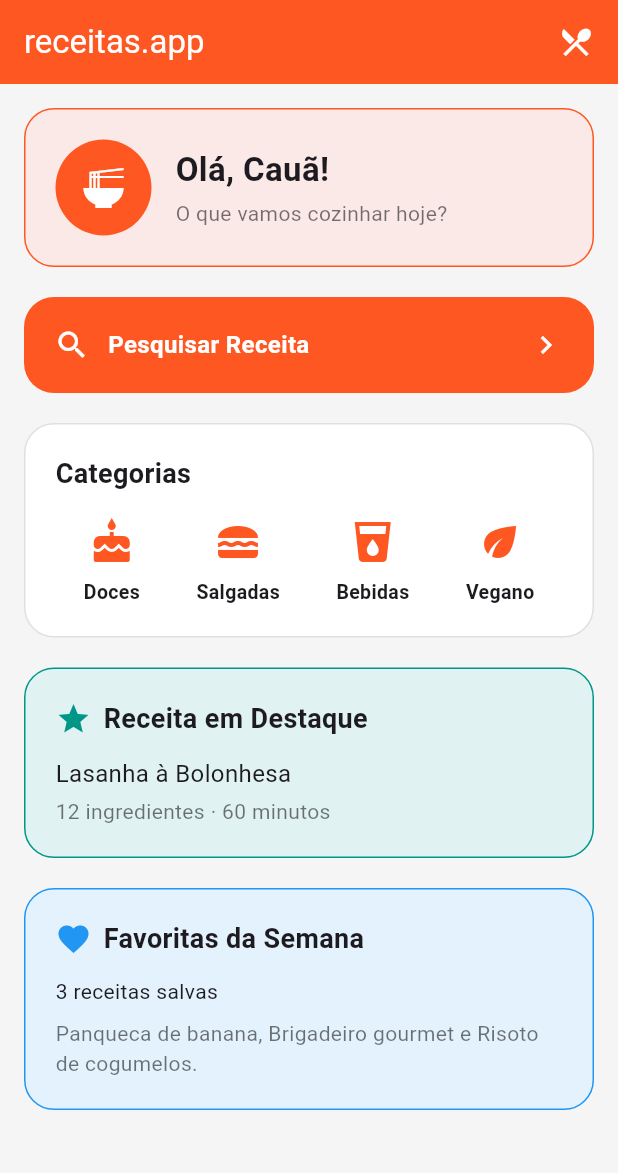
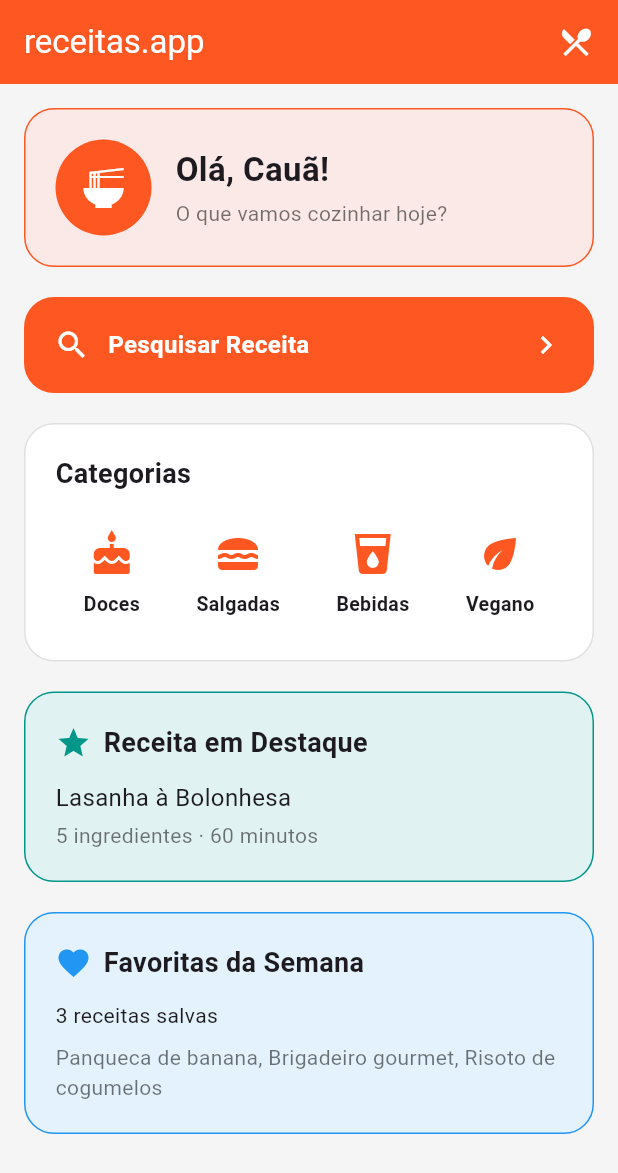
Before and after one commit to CauaACC/Desenvolvimento_Mobile_Flutter, a Flutter app: the screen it shows after launch, on a phone screen of 412 x 824 dp. Shown: the top 1173 px of the screen. Run offline on Flutter 3.47's test engine with Material 3 defaults, Android fonts, the phone set to English and light mode, and no system bars.

Commit message:
atividad_03: construção e navegação entre telas

```diff
--- a/lib/HomePage.dart
+++ b/lib/HomePage.dart
@@ -1,13 +1,16 @@
 // ignore_for_file: file_names, prefer_const_constructors, prefer_const_literals_to_create_immutables
 
 import 'package:flutter/material.dart';
-import 'package:fit_app/PesquisaReceita.dart';
+import 'package:fit_app/Receita.dart';
 
 class HomePage extends StatelessWidget {
   const HomePage({super.key});
 
   @override
   Widget build(BuildContext context) {
+    final destaque = receitas.firstWhere((r) => r.nome == "Lasanha à Bolonhesa");
+    final favoritas = receitas.where((r) => r.favorita).toList();
+
     return Scaffold(
       backgroundColor: Colors.grey.shade100,
       appBar: AppBar(
@@ -63,11 +66,7 @@ class HomePage extends StatelessWidget {
             const SizedBox(height: 20),
             InkWell(
               onTap: () {
-                Navigator.of(context).push(
-                  MaterialPageRoute(
-                    builder: (_) => const PesquisaReceita(),
-                  ),
-                );
+                Navigator.of(context).pushNamed("/pesquisa");
               },
               borderRadius: BorderRadius.circular(20),
               child: Container(
@@ -114,29 +113,23 @@ class HomePage extends StatelessWidget {
                   Row(
                     mainAxisAlignment: MainAxisAlignment.spaceAround,
                     children: const [
-                      _Categoria(
-                        icone: Icons.cake,
-                        rotulo: "Doces",
-                      ),
-                      _Categoria(
-                        icone: Icons.lunch_dining,
-                        rotulo: "Salgadas",
-                      ),
-                      _Categoria(
-                        icone: Icons.local_drink,
-                        rotulo: "Bebidas",
-                      ),
-                      _Categoria(
-                        icone: Icons.eco,
-                        rotulo: "Vegano",
-                      ),
+                      _Categoria(icone: Icons.cake, rotulo: "Doces"),
+                      _Categoria(icone: Icons.lunch_dining, rotulo: "Salgadas"),
+                      _Categoria(icone: Icons.local_drink, rotulo: "Bebidas"),
+                      _Categoria(icone: Icons.eco, rotulo: "Vegano"),
                     ],
                   ),
                 ],
               ),
             ),
             const SizedBox(height: 20),
-            Container(
+            InkWell(
+              borderRadius: BorderRadius.circular(20),
+              onTap: () {
+                Navigator.of(context)
+                    .pushNamed("/detalhe", arguments: destaque);
+              },
+              child: Container(
                 padding: const EdgeInsets.all(20),
                 decoration: BoxDecoration(
                   color: Colors.teal.shade50,
@@ -160,20 +153,29 @@ class HomePage extends StatelessWidget {
                       ],
                     ),
                     const SizedBox(height: 12),
-                  const Text(
-                    "Lasanha à Bolonhesa",
-                    style: TextStyle(fontSize: 16),
+                    Text(
+                      destaque.nome,
+                      style: const TextStyle(fontSize: 16),
                     ),
                     const SizedBox(height: 4),
-                  const Text(
-                    "12 ingredientes · 60 minutos",
-                    style: TextStyle(fontSize: 14, color: Colors.black54),
+                    Text(
+                      "${destaque.ingredientes.length} ingredientes · ${destaque.tempoMinutos} minutos",
+                      style: const TextStyle(
+                        fontSize: 14,
+                        color: Colors.black54,
+                      ),
                     ),
                   ],
                 ),
               ),
+            ),
             const SizedBox(height: 20),
-            Container(
+            InkWell(
+              borderRadius: BorderRadius.circular(20),
+              onTap: () {
+                Navigator.of(context).pushNamed("/favoritas");
+              },
+              child: Container(
                 padding: const EdgeInsets.all(20),
                 decoration: BoxDecoration(
                   color: Colors.blue.shade50,
@@ -197,13 +199,17 @@ class HomePage extends StatelessWidget {
                       ],
                     ),
                     const SizedBox(height: 12),
-                  const Text("3 receitas salvas"),
+                    Text("${favoritas.length} receitas salvas"),
                     const SizedBox(height: 8),
-                  const Text(
-                    "Panqueca de banana, Brigadeiro gourmet e Risoto de cogumelos.",
-                    style: TextStyle(fontSize: 14, color: Colors.black54),
+                    Text(
+                      favoritas.map((r) => r.nome).join(", "),
+                      style: const TextStyle(
+                        fontSize: 14,
+                        color: Colors.black54,
+                      ),
                     ),
                   ],
+                ),
               ),
             ),
           ],
@@ -224,7 +230,14 @@ class _Categoria extends StatelessWidget {
 
   @override
   Widget build(BuildContext context) {
-    return Column(
+    return InkWell(
+      borderRadius: BorderRadius.circular(12),
+      onTap: () {
+        Navigator.of(context).pushNamed("/categoria", arguments: rotulo);
+      },
+      child: Padding(
+        padding: const EdgeInsets.all(8),
+        child: Column(
           children: [
             Icon(icone, size: 32, color: Colors.deepOrange),
             const SizedBox(height: 8),
@@ -233,6 +246,8 @@ class _Categoria extends StatelessWidget {
               style: const TextStyle(fontSize: 13, fontWeight: FontWeight.w600),
             ),
           ],
+        ),
+      ),
     );
   }
 }
--- a/lib/Principal.dart
+++ b/lib/Principal.dart
@@ -2,15 +2,26 @@
 
 import 'package:flutter/material.dart';
 import 'package:fit_app/HomePage.dart';
+import 'package:fit_app/PesquisaReceita.dart';
+import 'package:fit_app/CategoriaReceitas.dart';
+import 'package:fit_app/DetalheReceita.dart';
+import 'package:fit_app/FavoritasReceitas.dart';
 
 class Principal extends StatelessWidget {
   const Principal({super.key});
 
   @override
   Widget build(BuildContext context) {
-    return const MaterialApp(
+    return MaterialApp(
       debugShowCheckedModeBanner: false,
-      home: HomePage(),
+      initialRoute: "/",
+      routes: {
+        "/": (_) => const HomePage(),
+        "/pesquisa": (_) => const PesquisaReceita(),
+        "/categoria": (_) => const CategoriaReceitas(),
+        "/detalhe": (_) => const DetalheReceita(),
+        "/favoritas": (_) => const FavoritasReceitas(),
+      },
     );
   }
 }
--- /dev/null
+++ b/lib/Receita.dart
@@ -0,0 +1,138 @@
+// ignore_for_file: file_names
+
+import 'package:flutter/material.dart';
+
+class Receita {
+  final String nome;
+  final String categoria;
+  final IconData icone;
+  final int tempoMinutos;
+  final List<String> ingredientes;
+  final List<String> preparo;
+  final bool favorita;
+
+  const Receita({
+    required this.nome,
+    required this.categoria,
+    required this.icone,
+    required this.tempoMinutos,
+    required this.ingredientes,
+    required this.preparo,
+    this.favorita = false,
+  });
+}
+
+const List<Receita> receitas = [
+  Receita(
+    nome: "Panqueca de banana",
+    categoria: "Doces",
+    icone: Icons.cake,
+    tempoMinutos: 15,
+    ingredientes: [
+      "2 bananas maduras",
+      "2 ovos",
+      "4 colheres de aveia",
+      "Canela a gosto",
+    ],
+    preparo: [
+      "Amasse as bananas em uma tigela.",
+      "Misture os ovos e a aveia até formar uma massa.",
+      "Despeje porções em frigideira antiaderente.",
+      "Doure dos dois lados e sirva com canela.",
+    ],
+    favorita: true,
+  ),
+  Receita(
+    nome: "Brigadeiro gourmet",
+    categoria: "Doces",
+    icone: Icons.cake,
+    tempoMinutos: 20,
+    ingredientes: [
+      "1 lata de leite condensado",
+      "3 colheres de chocolate em pó",
+      "1 colher de manteiga",
+      "Granulado para enrolar",
+    ],
+    preparo: [
+      "Misture os ingredientes em uma panela.",
+      "Cozinhe em fogo baixo mexendo sempre.",
+      "Desligue quando desgrudar do fundo.",
+      "Deixe esfriar, enrole e passe no granulado.",
+    ],
+    favorita: true,
+  ),
+  Receita(
+    nome: "Lasanha à Bolonhesa",
+    categoria: "Salgadas",
+    icone: Icons.lunch_dining,
+    tempoMinutos: 60,
+    ingredientes: [
+      "500g de massa de lasanha",
+      "500g de carne moída",
+      "Molho de tomate",
+      "Queijo e presunto",
+      "Molho branco",
+    ],
+    preparo: [
+      "Refogue a carne moída com temperos.",
+      "Acrescente o molho de tomate.",
+      "Monte camadas de massa, carne, queijo e presunto.",
+      "Finalize com molho branco e queijo.",
+      "Asse a 200°C por 30 minutos.",
+    ],
+  ),
+  Receita(
+    nome: "Risoto de cogumelos",
+    categoria: "Salgadas",
+    icone: Icons.lunch_dining,
+    tempoMinutos: 40,
+    ingredientes: [
+      "2 xícaras de arroz arbóreo",
+      "300g de cogumelos",
+      "1 cebola picada",
+      "Caldo de legumes",
+      "Queijo parmesão",
+    ],
+    preparo: [
+      "Refogue a cebola na manteiga.",
+      "Acrescente o arroz e os cogumelos.",
+      "Vá adicionando o caldo aos poucos, mexendo.",
+      "Finalize com parmesão ralado.",
+    ],
+    favorita: true,
+  ),
+  Receita(
+    nome: "Suco verde detox",
+    categoria: "Bebidas",
+    icone: Icons.local_drink,
+    tempoMinutos: 5,
+    ingredientes: [
+      "1 folha de couve",
+      "1 maçã",
+      "Suco de 1 limão",
+      "200ml de água",
+    ],
+    preparo: [
+      "Lave bem os ingredientes.",
+      "Bata tudo no liquidificador.",
+      "Coe se preferir e sirva gelado.",
+    ],
+  ),
+  Receita(
+    nome: "Salada de grão-de-bico",
+    categoria: "Vegano",
+    icone: Icons.eco,
+    tempoMinutos: 15,
+    ingredientes: [
+      "1 xícara de grão-de-bico cozido",
+      "1 tomate picado",
+      "1/2 cebola roxa",
+      "Salsinha e azeite",
+    ],
+    preparo: [
+      "Misture todos os ingredientes em uma tigela.",
+      "Tempere com azeite, sal e limão.",
+      "Sirva gelado.",
+    ],
+  ),
+];
```
Also changed, not shown: lib/CategoriaReceitas.dart (added, +100 -0 lines), lib/DetalheReceita.dart (added, +163 -0 lines), lib/FavoritasReceitas.dart (added, +85 -0 lines), lib/PesquisaReceita.dart (+71 -9 lines). Lines whose indentation alone changed are shown as unchanged.
